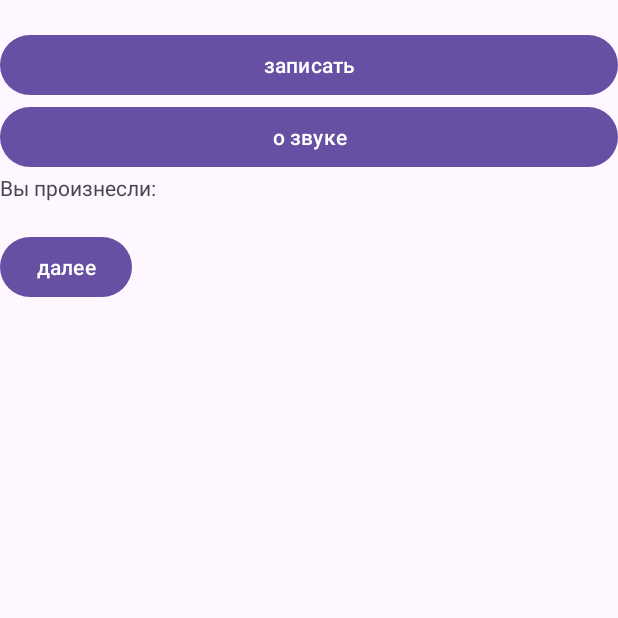
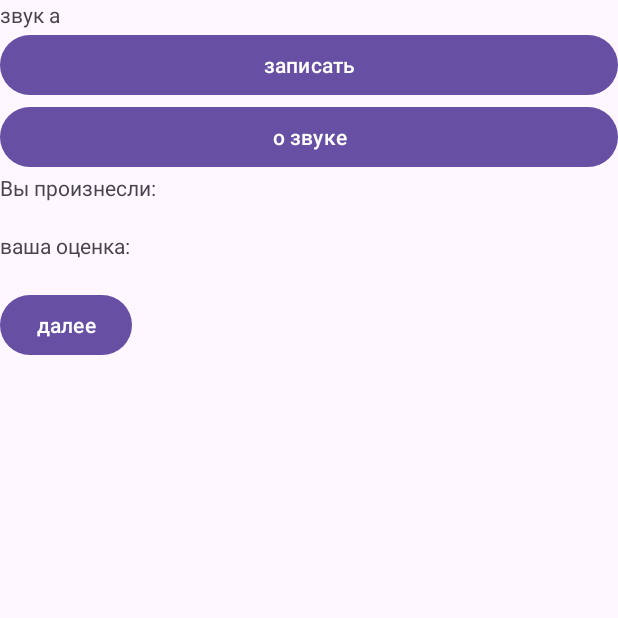
Before and after one commit to noAlxena/PronunciationTrainer, an Android app: the SoundTrainFragment screen opened through its navigation route, on a phone screen of 412 x 824 dp, the top half of it. Run offline under Robolectric (Android 15) with nearby library versions, the phone set to English and light mode, and no system bars; our stand-ins replace Room's generated code.

Commit message:
feat: add working train screen

```diff
--- a/app/src/main/java/com/alxena/pronunciationtrainer/data/model/SoundProfileDAO.kt
+++ b/app/src/main/java/com/alxena/pronunciationtrainer/data/model/SoundProfileDAO.kt
@@ -10,8 +10,8 @@ interface SoundProfileDAO {
     abstract fun getSoundsByCategory(categoryId: Int):List<SoundProfileEntity>
     @Insert
     abstract fun insert(result: SoundProfileEntity)
-    @Update
-    abstract fun update(result: SoundProfileEntity)
+    @Query("UPDATE sounds SET completion=true WHERE soundNameId=:soundId")
+    abstract fun completeSound(soundId: Int)
     @Delete
     abstract fun delete(result: SoundProfileEntity)
 }
--- a/app/src/main/java/com/alxena/pronunciationtrainer/data/util/TestData.kt
+++ b/app/src/main/java/com/alxena/pronunciationtrainer/data/util/TestData.kt
@@ -6,6 +6,6 @@ object TestData {
     val Sounds = listOf(
         SoundProfileEntity(0,0,0,false),
         SoundProfileEntity(0,1,0,false),
-        SoundProfileEntity(0,2,1,false),
+        SoundProfileEntity(0,2,1,false)
     )
 }
--- a/app/src/main/java/com/alxena/pronunciationtrainer/ui/adapter/CategoryAdapter.kt
+++ b/app/src/main/java/com/alxena/pronunciationtrainer/ui/adapter/CategoryAdapter.kt
@@ -9,7 +9,7 @@ import androidx.recyclerview.widget.RecyclerView
 import com.alxena.pronunciationtrainer.R
 import com.alxena.pronunciationtrainer.data.util.SoundCategory
 import com.alxena.pronunciationtrainer.databinding.ViewCategoryBinding
-class CategoryAdapter(private val categories:List<SoundCategory>):
+class CategoryAdapter(private val categories:List<SoundCategory>, private val listener:(Int)->Unit):
     RecyclerView.Adapter<CategoryAdapter.CategoryViewHolder>()
 {
     class CategoryViewHolder(var binding:ViewCategoryBinding):RecyclerView.ViewHolder(binding.root)
@@ -26,7 +26,7 @@ class CategoryAdapter(private val categories:List<SoundCategory>):
     override fun onBindViewHolder(holder: CategoryViewHolder, position: Int) {
         with(holder.binding){
             catName.text = rec.context.resources.getStringArray(R.array.categories)[categories[position].nameId]
-            val adapter = SoundAdapter(categories[position].sounds)
+            val adapter = SoundAdapter(categories[position].sounds,listener)
             rec.adapter = adapter
             rec.layoutManager = GridLayoutManager(rec.context,3)
         }
--- a/app/src/main/java/com/alxena/pronunciationtrainer/ui/fragment/SoundTrainFragment.kt
+++ b/app/src/main/java/com/alxena/pronunciationtrainer/ui/fragment/SoundTrainFragment.kt
@@ -11,13 +11,19 @@ import android.view.View
 import android.view.ViewGroup
 import android.widget.Toast
 import androidx.fragment.app.Fragment
+import androidx.fragment.app.viewModels
+import androidx.navigation.fragment.findNavController
+import com.alxena.pronunciationtrainer.R
 import com.alxena.pronunciationtrainer.databinding.FragmentSoundTrainBinding
 import com.alxena.pronunciationtrainer.ui.util.SpeechRecoginzerListener
+import com.alxena.pronunciationtrainer.ui.viewmodel.ListViewModel
+import com.alxena.pronunciationtrainer.ui.viewmodel.SoundTrainViewModel
 import java.util.Locale
 
 
 class SoundTrainFragment: Fragment() {
     private var _binding: FragmentSoundTrainBinding? = null
+    private val viewModel: SoundTrainViewModel by viewModels()
     private val binding get() = _binding!!
     private lateinit var speechRecognizer: SpeechRecognizer
     override fun onCreateView(
@@ -29,25 +35,47 @@ class SoundTrainFragment: Fragment() {
     }
     override fun onViewCreated(view: View, savedInstanceState: Bundle?) {
         super.onViewCreated(view, savedInstanceState)
-        speechRecognizer = SpeechRecognizer.createSpeechRecognizer(context)
-        speechRecognizer.setRecognitionListener(
-            SpeechRecoginzerListener({
-                abc:String ->
-                binding.results.text = abc
-            },{
-                Toast.makeText(context,"no match", Toast.LENGTH_LONG).show()
-            })
-        )
-        binding.recordButton.setOnClickListener{
-            Log.e("app","clicked")
+        val soundId = arguments?.getInt("soundId")?:0
+        with(binding){
+            soundName.text = resources.getStringArray(R.array.sounds)[soundId]
+            soundInfoButton.setOnClickListener {
+                findNavController().navigate(R.id.action_soundTrainFragment_to_soundInfoFragment)
+            }
+            nextButton.setOnClickListener{
+                findNavController().navigate(R.id.action_soundTrainFragment_to_listFragment)
+            }
+            recordButton.setOnClickListener{
+                results.text = "..."
+                grade.text = "..."
                 val intent = Intent(RecognizerIntent.ACTION_RECOGNIZE_SPEECH)
                 intent.putExtra(
                     RecognizerIntent.EXTRA_LANGUAGE_MODEL,
                     RecognizerIntent.LANGUAGE_MODEL_FREE_FORM
                 )
                 intent.putExtra(RecognizerIntent.EXTRA_LANGUAGE, Locale.getDefault())
-            intent.putExtra(RecognizerIntent.EXTRA_PROMPT, "Speak now")
+                intent.putExtra(RecognizerIntent.EXTRA_PROMPT, resources.getString(R.string.speak))
                 speechRecognizer.startListening(intent)
+            }
+            val successListener = {
+                    result :String ->
+                if(viewModel.checkSpelling(requireContext(), soundId,result))
+                    grade.text = resources.getString(R.string.correct)
+                else
+                    grade.text = resources.getString(R.string.wrong)
+                results.text = result
+            }
+            val errorListener = {
+                code :Int->
+                grade.text = resources.getString(R.string.wrong)
+                if(code == 0)
+                    results.text = resources.getString(R.string.not_recognized)
+                else
+                    results.text = resources.getString(R.string.no_permision)
+            }
+            speechRecognizer = SpeechRecognizer.createSpeechRecognizer(context)
+            speechRecognizer.setRecognitionListener(
+                SpeechRecoginzerListener(successListener,errorListener)
+            )
         }
     }
 
--- a/app/src/main/res/layout/fragment_sound_train.xml
+++ b/app/src/main/res/layout/fragment_sound_train.xml
@@ -34,6 +34,16 @@
         android:layout_width="match_parent"
         android:layout_height="wrap_content" />
 
+    <TextView
+        android:layout_width="match_parent"
+        android:layout_height="wrap_content"
+        android:text="@string/grade" />
+
+    <TextView
+        android:id="@+id/grade"
+        android:layout_width="match_parent"
+        android:layout_height="wrap_content" />
+
     <Button
         android:id="@+id/nextButton"
         android:layout_width="wrap_content"
--- a/app/src/main/res/values/colors.xml
+++ b/app/src/main/res/values/colors.xml
@@ -2,4 +2,6 @@
 <resources>
     <color name="black">#FF000000</color>
     <color name="white">#FFFFFFFF</color>
+    <color name="button_main">#FF7469B6</color>
+    <color name="button_complete">#FF69B674</color>
 </resources>
--- a/app/src/main/res/values/strings.xml
+++ b/app/src/main/res/values/strings.xml
@@ -15,6 +15,12 @@
     <string name="record">записать</string>
     <string name="next">далее</string>
     <string name="sound_info">о звуке</string>
+    <string name="speak">говорите</string>
+    <string name="grade">ваша оценка:</string>
+    <string name="not_recognized">не распознано</string>
+    <string name="no_permision">отсуствует разрешение</string>
+    <string name="correct">✔</string>
+    <string name="wrong">❌</string>
     <string-array name="sounds">
         <item>звук а</item>
         <item>звук э</item>
```
Also changed, not shown: app/src/main/java/com/alxena/pronunciationtrainer/data/util/SoundData.kt (added, +11 -0 lines), app/src/main/java/com/alxena/pronunciationtrainer/ui/adapter/SoundAdapter.kt (+8 -1 lines), app/src/main/java/com/alxena/pronunciationtrainer/ui/fragment/ListFragment.kt (+8 -1 lines), app/src/main/java/com/alxena/pronunciationtrainer/ui/util/SpeechRecoginzerListener.kt (+18 -60 lines), app/src/main/java/com/alxena/pronunciationtrainer/ui/viewmodel/SoundTrainViewModel.kt (+24 -1 lines). Lines whose indentation alone changed are shown as unchanged.
